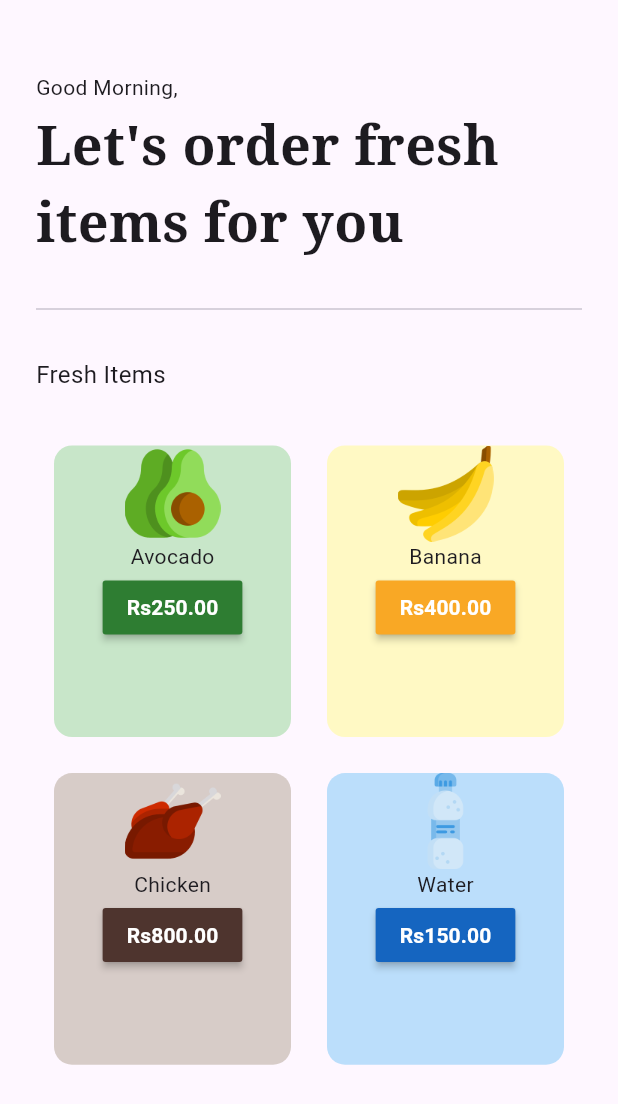
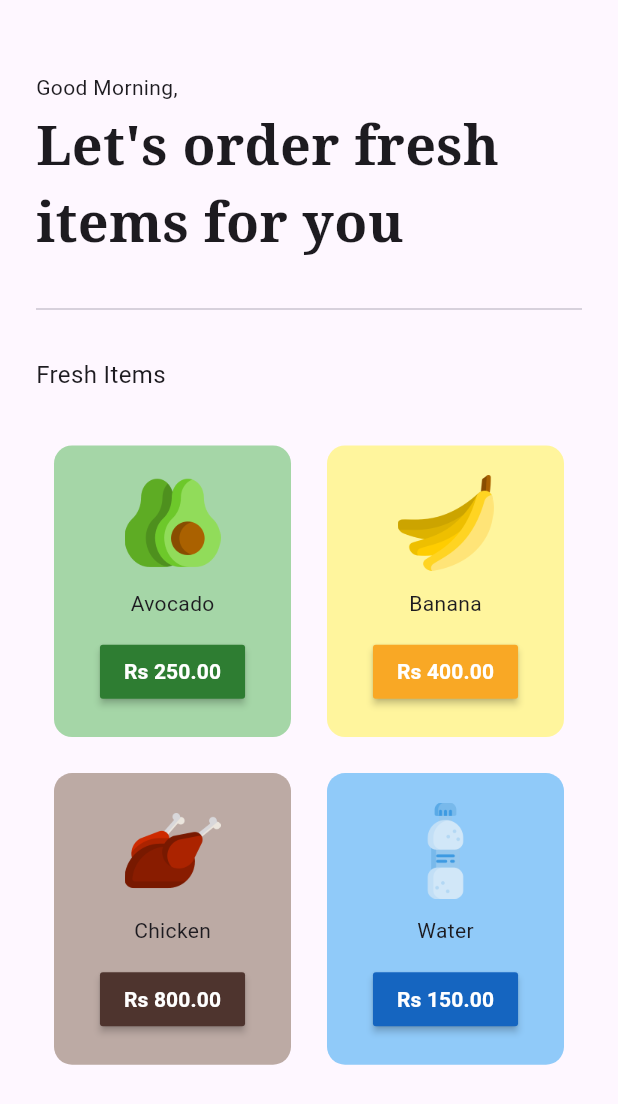
Before and after one commit to OnaliyVinukiy/GroceryApp, a Flutter app: the HomePage screen opened directly, on a phone screen of 412 x 824 dp. Shown: the top 1104 px of the screen. Run offline on Flutter 3.47's test engine with Material 3 defaults, Android fonts, the phone set to English and light mode, and no system bars; our stand-ins replace google_fonts.

Commit message:
changed color weight of the cards and added more space

```diff
--- a/grocery_app/lib/components/gorcery_item_tile.dart
+++ b/grocery_app/lib/components/gorcery_item_tile.dart
@@ -18,11 +18,13 @@ class GroceryItemTile extends StatelessWidget {
     return Padding(
       padding: const EdgeInsets.all(12.0),
       child: Container(
+        padding: EdgeInsets.all(8),
           decoration: BoxDecoration(
-            color: color[100],
+            color: color[200],
             borderRadius: BorderRadius.circular(12),
           ),
           child: Column(
+            mainAxisAlignment: MainAxisAlignment.spaceEvenly,
             children: [
               //image
               Image.asset(
@@ -38,7 +40,7 @@ class GroceryItemTile extends StatelessWidget {
                 onPressed: () {},
                 color: color[800],
                 child: Text(
-                  'Rs' + itemPrice,
+                  'Rs ' + itemPrice,
                   style: const TextStyle(
                       color: Colors.white, fontWeight: FontWeight.bold),
                 ),
```
